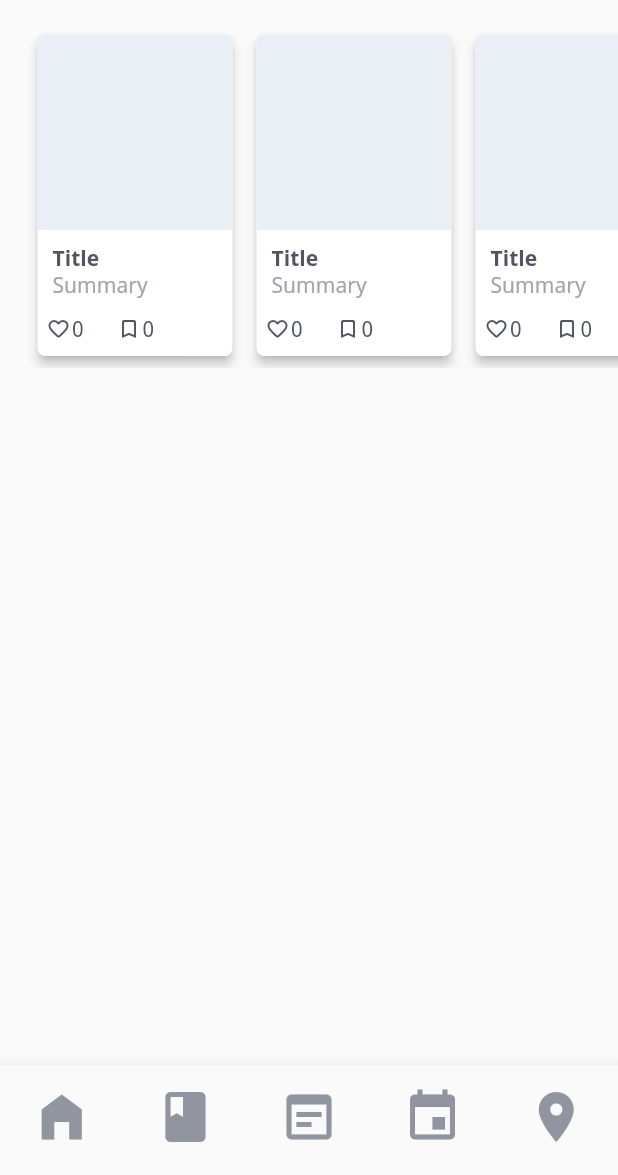
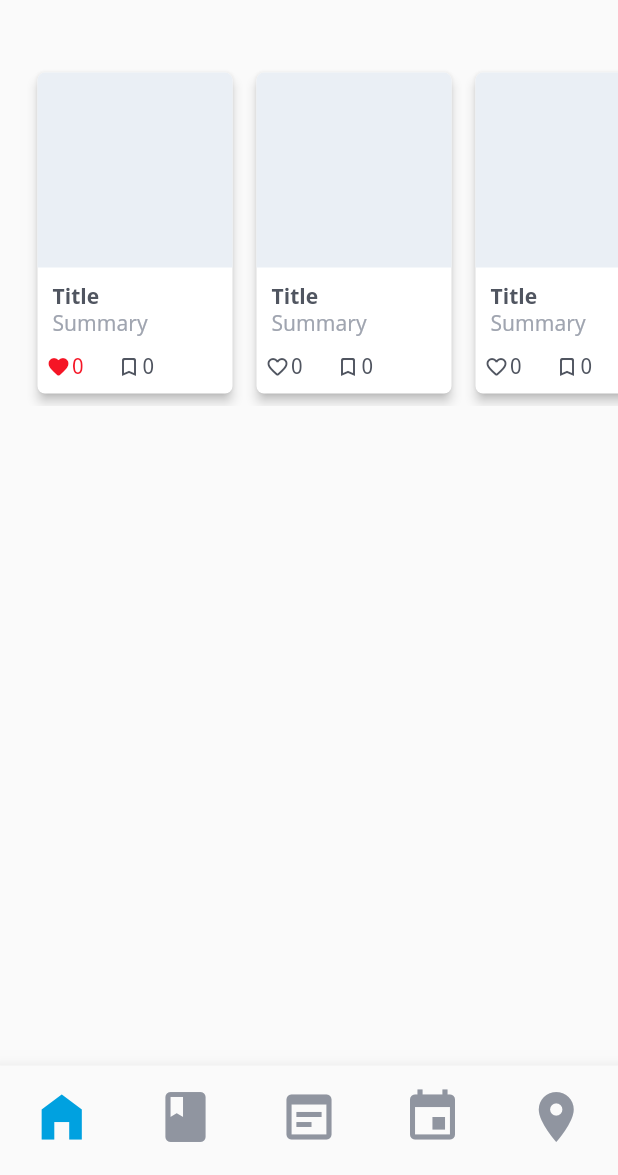
Before and after one commit to padong4284/padong-app, a Flutter app: the MainView screen opened by its route, after a tap on the "favorite outline" icon, on a phone screen of 412 x 824 dp, the part 61-1236 px from its top. Run offline on Flutter 3.47's test engine with Material 2 defaults, Android fonts, the phone set to English and light mode, and no system bars.

Commit message:
feat: change BottomNavigationBar to stateful widget

```diff
--- a/lib/ui/views/main/main_view.dart
+++ b/lib/ui/views/main/main_view.dart
@@ -3,7 +3,7 @@
 import 'package:padong/ui/widgets/post_card.dart';
 import 'package:padong/ui/widgets/horizontal_scroller.dart';
 import 'package:padong/ui/widgets/bottom_navigation_bar.dart';
-import 'package:padong/ui/widgets/left_right_padding_container.dart';
+import 'package:padong/ui/widgets/safe_padding_template.dart';
 
 class MainView extends StatefulWidget {
   final bool isPMain;
@@ -19,8 +19,7 @@
   Widget build(BuildContext context) {
     return Scaffold(
         appBar: _buildTopBar(),
-        body: SafeArea(
-            child: LeftRightPaddingContainer(
+        body: SafePaddingTemplate(
                 child: Column(
                   children: [
                     HorizontalScroller(
@@ -31,7 +30,7 @@
                             .map((idx) => PostCard(idx.toString()))
                             .toList())
                   ],
-                ))),
+                )),
         bottomNavigationBar: PadongBottomNavigationBar());
   }
 
--- a/lib/ui/widgets/bottom_navigation_bar.dart
+++ b/lib/ui/widgets/bottom_navigation_bar.dart
@@ -1,15 +1,40 @@
 import 'package:flutter/material.dart';
 import 'package:padong/ui/theme/app_theme.dart';
 
-class PadongBottomNavigationBar extends StatelessWidget {
+class PadongBottomNavigationBar extends StatefulWidget {
   final color = AppTheme.colors.semiSupport;
   final size = 40.0;
+
+  PadongBottomNavigationBar();
+
+  @override
+  _PadongBottomNavigationBarState createState() => _PadongBottomNavigationBarState();
+}
+
+class _PadongBottomNavigationBarState extends State<PadongBottomNavigationBar> {
+
+  int _selectedIndex = 0;
+
+  @override
+  void initState() {
+    super.initState();
+  }
 
   @override
   Widget build(BuildContext context) {
     const iconWidth = 57.0;
-
     return BottomNavigationBar(
+      currentIndex: this._selectedIndex ?? 0,
+      selectedItemColor: AppTheme.colors.primary,
+        unselectedItemColor: widget.color,
+        onTap: (index) {
+          if (index != _selectedIndex) {
+            _buildRoutes(index, context);
+          }
+          setState(() {
+            _selectedIndex = index;
+          });
+        },
         showSelectedLabels: false,
         showUnselectedLabels: false,
         type: BottomNavigationBarType.fixed,
@@ -19,19 +44,19 @@
             icon: SizedBox(
                 width: iconWidth,
                 child: Icon(Icons.home_filled,
-                    color: this.color, size: this.size)),
+                     size: widget.size)),
           ),
           BottomNavigationBarItem(
               label: 'Cover',
               icon: SizedBox(
                 width: iconWidth,
-                child: Icon(Icons.book, color: this.color, size: this.size),
+                child: Icon(Icons.book, size: widget.size),
               )),
           BottomNavigationBarItem(
               label: 'Deck',
               icon: SizedBox(
                 width: iconWidth,
-                child: Icon(Icons.wysiwyg, color: this.color, size: this.size),
+                child: Icon(Icons.wysiwyg, size: widget.size),
               )),
           BottomNavigationBarItem(
             label: 'Schedule',
@@ -39,8 +64,7 @@
                 width: iconWidth,
                 child: Icon(
                   Icons.event,
-                  color: this.color,
-                  size: this.size,
+                  size: widget.size,
                 )),
           ),
           BottomNavigationBarItem(
@@ -49,10 +73,30 @@
                 width: iconWidth,
                 child: Icon(
                   Icons.place,
-                  color: this.color,
-                  size: this.size,
+                  color: widget.color,
+                  size: widget.size,
                 )),
           ),
         ]);
   }
+
+  Function _buildRoutes(int index, BuildContext context) {
+    switch (index) {
+      case 0:
+        Navigator.pushNamed(context, '/main');
+        break;
+      case 1:
+        Navigator.pushNamed(context, '/cover');
+        break;
+      case 2:
+        Navigator.pushNamed(context, '/deck');
+        break;
+      case 3:
+        Navigator.pushNamed(context, '/schedule');
+        break;
+      case 4:
+        Navigator.pushNamed(context, '/map');
+        break;
+    }
+  }
 }
--- a/lib/ui/widgets/left_right_padding_container.dart
+++ /dev/null
@@ -1,15 +0,0 @@
-import 'package:flutter/material.dart';
-
-class LeftRightPaddingContainer extends StatelessWidget {
-  final Widget child;
-
-  const LeftRightPaddingContainer({ this.child });
-
-  @override
-  Widget build(BuildContext context) {
-    return Container(
-      padding: EdgeInsets.only(left: 25.0, right: 25.0),
-      child: this.child,
-    );
-  }
-}
--- /dev/null
+++ b/lib/ui/widgets/safe_padding_template.dart
@@ -0,0 +1,16 @@
+import 'package:flutter/material.dart';
+
+class SafePaddingTemplate extends StatelessWidget {
+  final Widget child;
+
+  const SafePaddingTemplate({this.child});
+
+  @override
+  Widget build(BuildContext context) {
+    return SafeArea(
+        child: Container(
+      padding: EdgeInsets.symmetric(vertical: 25.0),
+      child: this.child,
+    ));
+  }
+}
```
